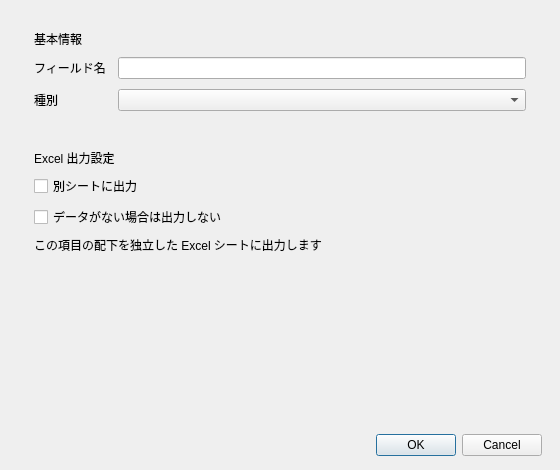
Before: the Qt Designer form qt_ui/forms/field_dialog.ui in okasi1997/WebFlowManager, drawn with Qt 5.
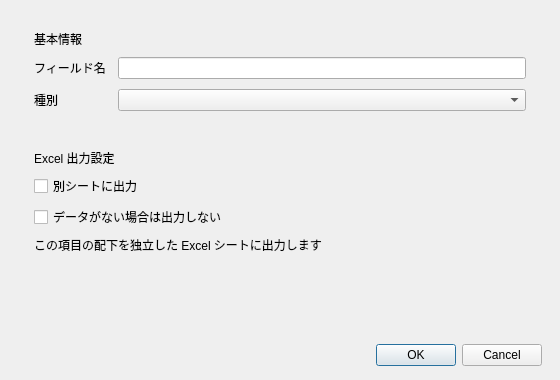
After: the same form once the commit is applied.

Diff of the .ui file:
```diff
--- a/qt_ui/forms/field_dialog.ui
+++ b/qt_ui/forms/field_dialog.ui
@@ -2,9 +2,9 @@
 <ui version="4.0">
  <class>FieldDialogForm</class>
  <widget class="QDialog" name="FieldDialogForm">
-  <property name="geometry"><rect><x>0</x><y>0</y><width>560</width><height>470</height></rect></property>
-  <property name="minimumSize"><size><width>560</width><height>470</height></size></property>
-  <property name="maximumSize"><size><width>560</width><height>470</height></size></property>
+  <property name="geometry"><rect><x>0</x><y>0</y><width>560</width><height>380</height></rect></property>
+  <property name="minimumSize"><size><width>560</width><height>380</height></size></property>
+  <property name="maximumSize"><size><width>560</width><height>380</height></size></property>
   <property name="windowTitle"><string>フィールド編集</string></property>
   <layout class="QVBoxLayout" name="rootLayout">
    <property name="leftMargin"><number>18</number></property>
```
